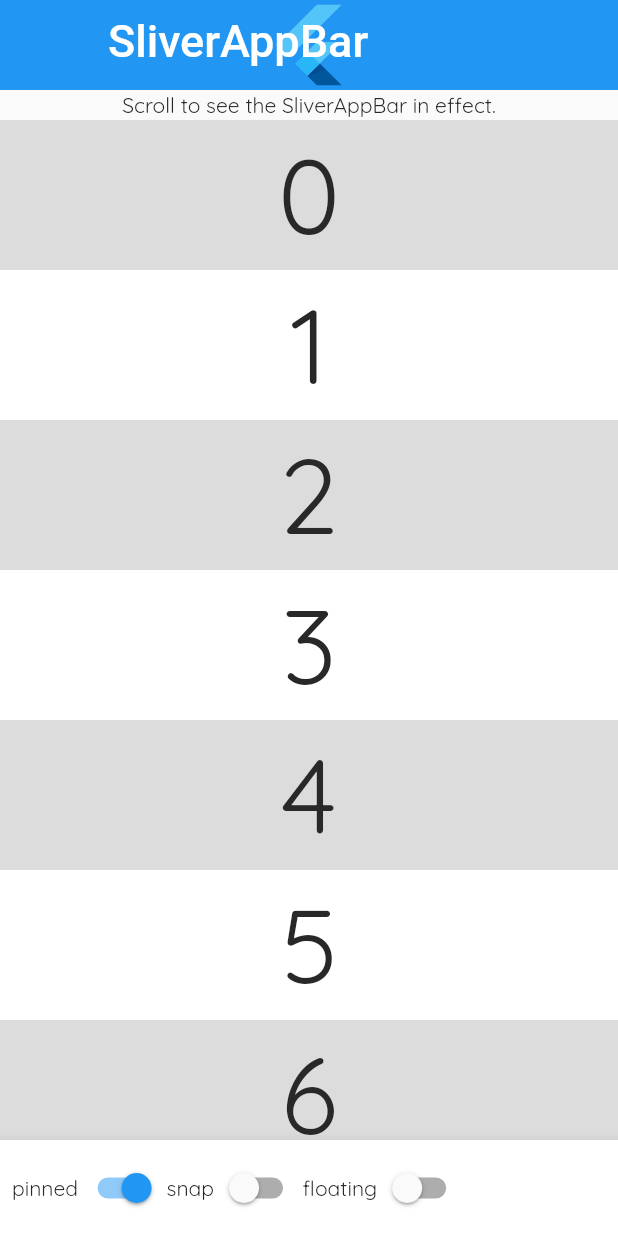
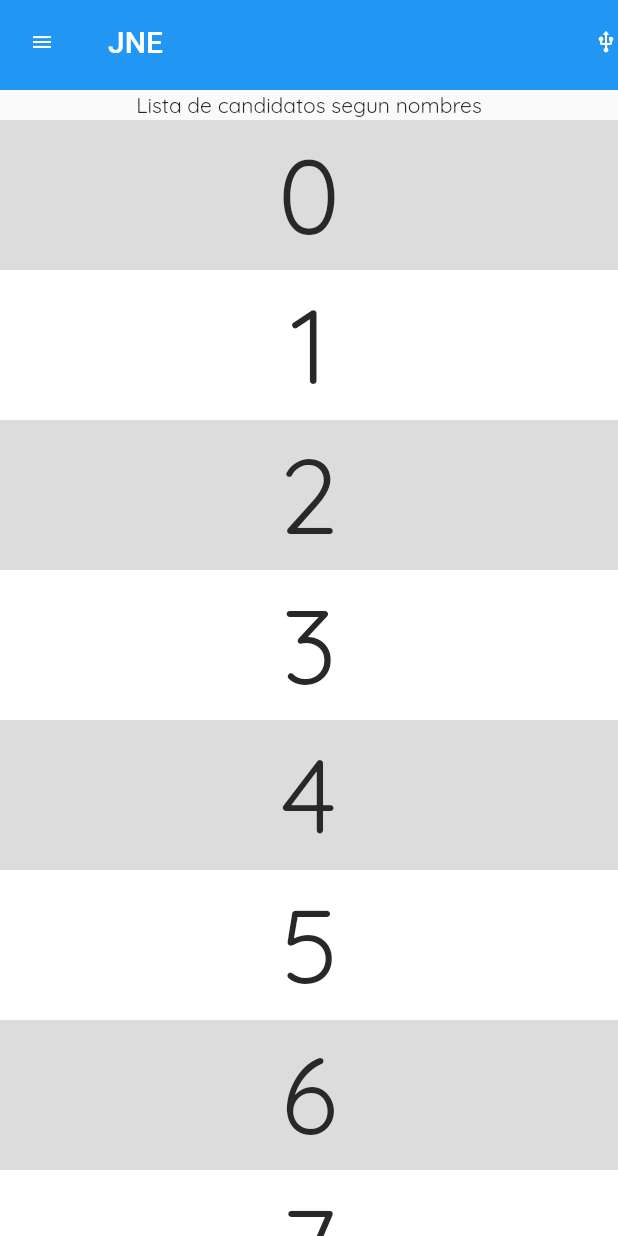
Before and after one commit to joseobandobalvin/jne, a Flutter app: the screen it shows after launch, on a phone screen of 412 x 824 dp. Run offline on Flutter 3.47's test engine with Material 2 defaults, Android fonts, the phone set to English and light mode, and no system bars; our stand-ins replace flutter_zoom_drawer, get, google_fonts, rive, shared_preferences; network calls fail.

Commit message:
Home page Updated

```diff
--- a/lib/controllers/home_controller.dart
+++ b/lib/controllers/home_controller.dart
@@ -1,5 +1,13 @@
 import 'package:get/get.dart';
 
 class HomeController extends GetxController {
+  @override
+  void onReady() {
+    getCandidatos();
+    super.onReady();
+  }
 
+  getCandidatos() {
+    print("HomeController Print");
+  }
 }
--- a/lib/helpers/http.dart
+++ b/lib/helpers/http.dart
@@ -8,7 +8,7 @@ typedef Parser<T> = T Function(dynamic data);
 class Http {
   final String baseUrl;
 
-  Http({this.baseUrl = "https://full.facturalo.pro"});
+  Http({this.baseUrl = "https://apiplataformaelectoral2.jne.gob.pe/api/v1"});
 
   Future<HttpResult<T>> request<T>(
     String path, {
--- a/lib/routes/app_routes.dart
+++ b/lib/routes/app_routes.dart
@@ -1,14 +1,23 @@
 import 'package:jne/controllers/auth_controller.dart';
 import 'package:jne/controllers/home_controller.dart';
+import 'package:jne/controllers/splash_controller.dart';
 import 'package:jne/controllers/zoom_drawer_controller.dart';
 import 'package:jne/screens/home/home_screen.dart';
 import 'package:jne/screens/login/login_screen.dart';
 import 'package:get/get.dart';
+import 'package:jne/screens/splash/splash_screen.dart';
 
 class AppRoutes {
   static List<GetPage> routes() => [
         GetPage(
           name: "/",
+          page: () => const SplashScreen(),
+          binding: BindingsBuilder(() {
+            Get.put(SplashController());
+          }),
+        ),
+        GetPage(
+          name: "/home",
           page: () => const HomeScreen(),
           binding: BindingsBuilder(() {
             Get.put(AuthController());
--- a/lib/screens/home/home_screen.dart
+++ b/lib/screens/home/home_screen.dart
@@ -8,29 +8,30 @@ class HomeScreen extends StatefulWidget {
 }
 
 class _HomeScreenState extends State<HomeScreen> {
-  bool _pinned = true;
-  bool _snap = false;
-  bool _floating = false;
   @override
   Widget build(BuildContext context) {
     return Scaffold(
       body: CustomScrollView(
         slivers: <Widget>[
-          SliverAppBar(
-            pinned: _pinned,
-            snap: _snap,
-            floating: _floating,
+          const SliverAppBar(
+            leading: Icon(Icons.menu),
+            actions: [
+              Icon(Icons.usb_rounded),
+            ],
+            title: Text("JNE"),
+            //pinned: false,
+            snap: true,
+            floating: true,
             expandedHeight: 60.0,
-            flexibleSpace: const FlexibleSpaceBar(
-              title: Text('SliverAppBar'),
-              background: FlutterLogo(),
-            ),
+            // flexibleSpace: FlexibleSpaceBar(
+            //   title: Text('SliverAppBar'),
+            // ),
           ),
           const SliverToBoxAdapter(
             child: SizedBox(
               height: 20,
               child: Center(
-                child: Text('Scroll to see the SliverAppBar in effect.'),
+                child: Text('Lista de candidatos segun nombres'),
               ),
             ),
           ),
@@ -50,61 +51,8 @@ class _HomeScreenState extends State<HomeScreen> {
           ),
         ],
       ),
-      bottomNavigationBar: BottomAppBar(
-        child: Padding(
-          padding: const EdgeInsets.all(8),
-          child: OverflowBar(
-            overflowAlignment: OverflowBarAlignment.center,
-            children: <Widget>[
-              Row(
-                mainAxisSize: MainAxisSize.min,
-                children: <Widget>[
-                  const Text('pinned'),
-                  Switch(
-                    onChanged: (bool val) {
-                      setState(() {
-                        _pinned = val;
-                      });
-                    },
-                    value: _pinned,
-                  ),
-                ],
-              ),
-              Row(
-                mainAxisSize: MainAxisSize.min,
-                children: <Widget>[
-                  const Text('snap'),
-                  Switch(
-                    onChanged: (bool val) {
-                      setState(() {
-                        _snap = val;
-                        // Snapping only applies when the app bar is floating.
-                        _floating = _floating || _snap;
-                      });
-                    },
-                    value: _snap,
-                  ),
-                ],
-              ),
-              Row(
-                mainAxisSize: MainAxisSize.min,
-                children: <Widget>[
-                  const Text('floating'),
-                  Switch(
-                    onChanged: (bool val) {
-                      setState(() {
-                        _floating = val;
-                        _snap = _snap && _floating;
-                      });
-                    },
-                    value: _floating,
-                  ),
-                ],
-              ),
-            ],
-          ),
-        ),
-      ),
     );
   }
+
+  Future getCandidatos() async {}
 }
```
Also changed, not shown: lib/controllers/splash_controller.dart (added, +22 -0 lines), lib/models/user.dart (+24 -4 lines), lib/providers/local/auth_client.dart (+5 -5 lines), lib/providers/remote/account_provider.dart (+5 -5 lines), lib/providers/remote/user_provider.dart (added, +24 -0 lines), lib/screens/splash/splash_screen.dart (added, +21 -0 lines), pubspec.yaml (+3 -8 lines), assets/images/app_splash_logo.png (added), pubspec.lock, 1 other file.
